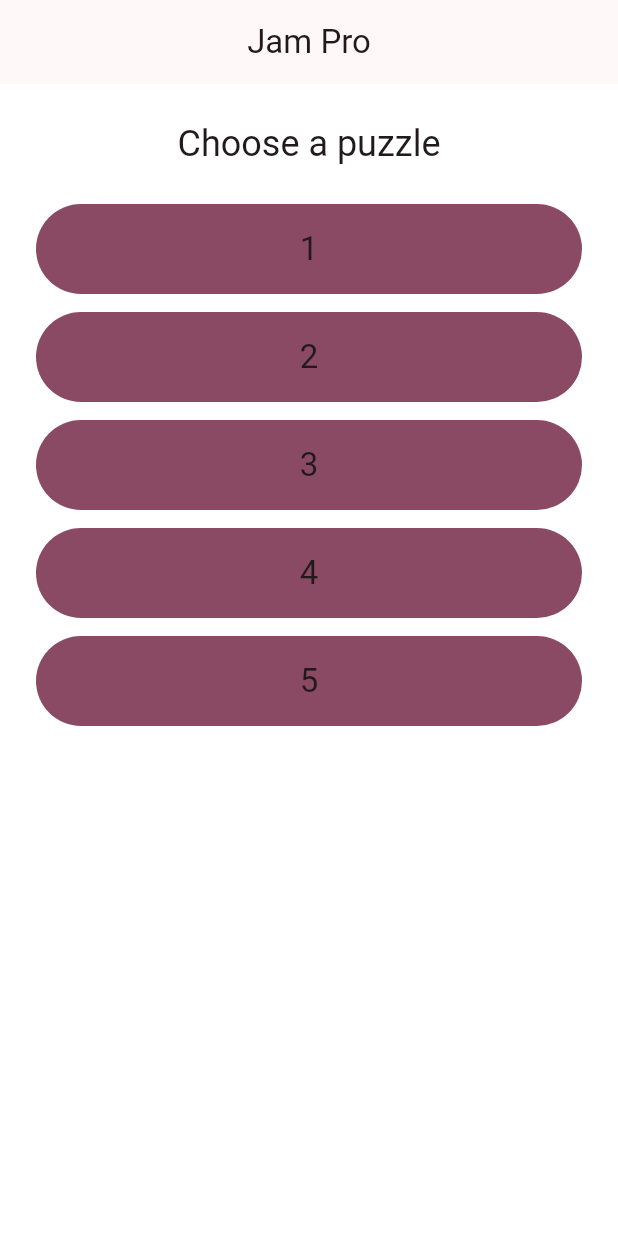
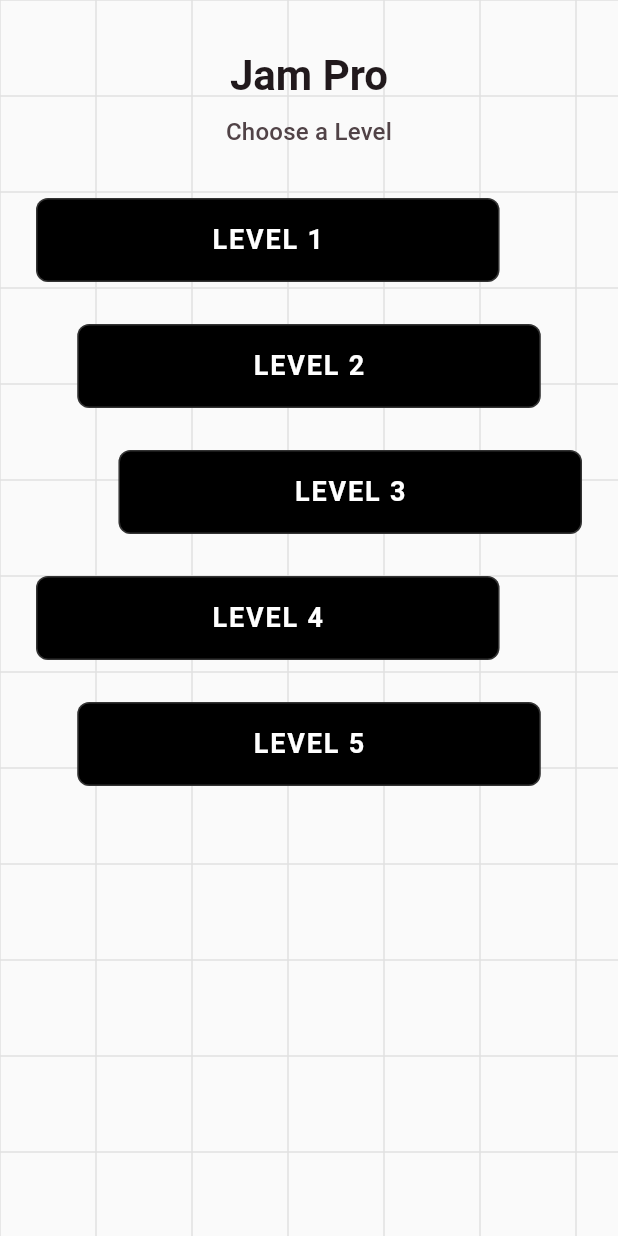
Before and after one commit to PulkitMalik023/Bonza-hackathon-, a Flutter app: the screen it shows after launch, on a phone screen of 412 x 824 dp. Run offline on Flutter 3.47's test engine with Material 3 defaults, Android fonts, the phone set to English and light mode, and no system bars.

Commit message:
added UI

```diff
--- a/lib/app/app.dart
+++ b/lib/app/app.dart
@@ -1,7 +1,7 @@
 import 'package:flutter/material.dart';
 
 import '../core/theme/app_theme.dart';
-import '../features/home/presentation/home_screen.dart';
+import '../features/landing/presentation/screens/landing_screen.dart';
 
 class App extends StatelessWidget {
   const App({super.key});
@@ -12,7 +12,7 @@ class App extends StatelessWidget {
       title: 'Jam Pro',
       theme: AppTheme.light,
       debugShowCheckedModeBanner: false,
-      home: const HomeScreen(),
+      home: const LandingScreen(),
     );
   }
 }
--- a/lib/core/theme/app_theme.dart
+++ b/lib/core/theme/app_theme.dart
@@ -2,6 +2,10 @@ import 'package:flutter/material.dart';
 
 abstract final class AppTheme {
   static const double gridTileSize = 48;
+  static const double gridBackgroundSpacing = 64;
+
+  static const Color gridBackgroundColor = Color(0xFFFAFAFA);
+  static const Color gridBackgroundLineColor = Color(0xFFE0E0E0);
 
   static const Color gridTopGradient = Color(0xFFF7F7F9);
   static const Color gridBottomGradient = Color(0xFFF2C4D3);
--- a/lib/features/home/presentation/home_screen.dart
+++ /dev/null
@@ -1,61 +0,0 @@
-import 'package:flutter/material.dart';
-
-import '../../puzzle/presentation/puzzle_screen.dart';
-
-class HomeScreen extends StatelessWidget {
-  const HomeScreen({super.key});
-
-  static const _puzzleCount = 5;
-
-  @override
-  Widget build(BuildContext context) {
-    return Scaffold(
-      appBar: AppBar(
-        title: const Text('Jam Pro'),
-        centerTitle: true,
-      ),
-      body: SafeArea(
-        child: Padding(
-          padding: const EdgeInsets.all(24),
-          child: Column(
-            crossAxisAlignment: CrossAxisAlignment.stretch,
-            children: [
-              Text(
-                'Choose a puzzle',
-                style: Theme.of(context).textTheme.headlineSmall,
-                textAlign: TextAlign.center,
-              ),
-              const SizedBox(height: 24),
-              Expanded(
-                child: ListView.separated(
-                  itemCount: _puzzleCount,
-                  separatorBuilder: (_, __) => const SizedBox(height: 12),
-                  itemBuilder: (context, index) {
-                    final puzzleNumber = index + 1;
-
-                    return FilledButton(
-                      onPressed: () {
-                        Navigator.of(context).push(
-                          MaterialPageRoute<void>(
-                            builder: (_) => PuzzleScreen(puzzleIndex: index),
-                          ),
-                        );
-                      },
-                      child: Padding(
-                        padding: const EdgeInsets.symmetric(vertical: 16),
-                        child: Text(
-                          '$puzzleNumber',
-                          style: Theme.of(context).textTheme.titleLarge,
-                        ),
-                      ),
-                    );
-                  },
-                ),
-              ),
-            ],
-          ),
-        ),
-      ),
-    );
-  }
-}
--- /dev/null
+++ b/lib/features/landing/presentation/screens/landing_screen.dart
@@ -0,0 +1,164 @@
+import 'package:flutter/material.dart';
+
+import '../../../puzzle/data/models/puzzle_definition.dart';
+import '../../../puzzle/data/sources/puzzle_content_loader.dart';
+import '../../../puzzle/presentation/puzzle_screen.dart';
+import '../../../../shared/widgets/grid_background.dart';
+import '../widgets/level_tile_card.dart';
+
+class LandingScreen extends StatefulWidget {
+  const LandingScreen({super.key});
+
+  @override
+  State<LandingScreen> createState() => _LandingScreenState();
+}
+
+class _LandingScreenState extends State<LandingScreen> {
+  List<PuzzleDefinition>? _puzzles;
+  String? _errorMessage;
+  bool _isLoading = true;
+
+  @override
+  void initState() {
+    super.initState();
+    _loadPuzzles();
+  }
+
+  Future<void> _loadPuzzles() async {
+    setState(() {
+      _isLoading = true;
+      _errorMessage = null;
+      _puzzles = null;
+    });
+
+    try {
+      final puzzles = await PuzzleContentLoader().loadPuzzles();
+      debugPrint('[LandingScreen] Loaded ${puzzles.length} puzzles');
+
+      if (!mounted) {
+        return;
+      }
+
+      setState(() {
+        _puzzles = puzzles;
+        _isLoading = false;
+      });
+    } catch (error, stackTrace) {
+      debugPrint('[LandingScreen] Failed to load puzzles: $error');
+      debugPrint('[LandingScreen] $stackTrace');
+
+      if (!mounted) {
+        return;
+      }
+
+      setState(() {
+        _errorMessage = error.toString();
+        _isLoading = false;
+      });
+    }
+  }
+
+  void _openPuzzle(int index) {
+    debugPrint(
+      '[LandingScreen] Tapped level ${index + 1} (puzzleIndex: $index)',
+    );
+
+    Navigator.of(context).push(
+      MaterialPageRoute<void>(
+        builder: (_) => PuzzleScreen(puzzleIndex: index),
+      ),
+    );
+  }
+
+  Alignment _alignmentForIndex(int index) {
+    switch (index % 3) {
+      case 0:
+        return Alignment.centerLeft;
+      case 1:
+        return Alignment.center;
+      case 2:
+      default:
+        return Alignment.centerRight;
+    }
+  }
+
+  @override
+  Widget build(BuildContext context) {
+    return Scaffold(
+      backgroundColor: Colors.transparent,
+      body: Stack(
+        fit: StackFit.expand,
+        children: [
+          const GridBackground(),
+          SafeArea(
+            child: _buildBody(context),
+          ),
+        ],
+      ),
+    );
+  }
+
+  Widget _buildBody(BuildContext context) {
+    if (_isLoading) {
+      return const Center(
+        child: CircularProgressIndicator(),
+      );
+    }
+
+    if (_errorMessage != null) {
+      return Center(
+        child: Padding(
+          padding: const EdgeInsets.all(24),
+          child: Text(
+            _errorMessage!,
+            textAlign: TextAlign.center,
+            style: Theme.of(context).textTheme.bodyLarge,
+          ),
+        ),
+      );
+    }
+
+    final puzzles = _puzzles;
+    if (puzzles == null || puzzles.isEmpty) {
+      return const Center(
+        child: Text('No puzzles available'),
+      );
+    }
+
+    return SingleChildScrollView(
+      padding: const EdgeInsets.fromLTRB(24, 32, 24, 32),
+      child: Column(
+        crossAxisAlignment: CrossAxisAlignment.stretch,
+        children: [
+          Text(
+            'Jam Pro',
+            style: Theme.of(context).textTheme.headlineMedium?.copyWith(
+                  fontWeight: FontWeight.bold,
+                  color: Theme.of(context).colorScheme.onSurface,
+                ),
+            textAlign: TextAlign.center,
+          ),
+          const SizedBox(height: 8),
+          Text(
+            'Choose a Level',
+            style: Theme.of(context).textTheme.titleMedium?.copyWith(
+                  color: Theme.of(context).colorScheme.onSurfaceVariant,
+                ),
+            textAlign: TextAlign.center,
+          ),
+          const SizedBox(height: 32),
+          for (var index = 0; index < puzzles.length; index++) ...[
+            Align(
+              alignment: _alignmentForIndex(index),
+              child: LevelTileCard(
+                label: 'LEVEL ${index + 1}',
+                onTap: () => _openPuzzle(index),
+              ),
+            ),
+            if (index < puzzles.length - 1) const SizedBox(height: 28),
+          ],
+        ],
+      ),
+    );
+  }
+}
--- /dev/null
+++ b/lib/features/landing/presentation/widgets/level_tile_card.dart
@@ -0,0 +1,54 @@
+import 'package:flutter/material.dart';
+
+import '../../../../core/theme/app_theme.dart';
+
+class LevelTileCard extends StatelessWidget {
+  const LevelTileCard({
+    super.key,
+    required this.label,
+    required this.onTap,
+    this.width,
+    this.height = 56,
+  });
+
+  final String label;
+  final VoidCallback onTap;
+  final double? width;
+  final double height;
+
+  @override
+  Widget build(BuildContext context) {
+    final screenWidth = MediaQuery.sizeOf(context).width;
+    final tileWidth = width ?? screenWidth * 0.75;
+
+    return Material(
+      color: AppTheme.nodeBackgroundColor,
+      borderRadius: BorderRadius.circular(8),
+      child: InkWell(
+        onTap: onTap,
+        borderRadius: BorderRadius.circular(8),
+        child: Container(
+          width: tileWidth,
+          height: height,
+          alignment: Alignment.center,
+          decoration: BoxDecoration(
+            borderRadius: BorderRadius.circular(8),
+            border: Border.all(
+              color: AppTheme.nodeBorderColor,
+              width: 1,
+            ),
+          ),
+          child: Text(
+            label,
+            style: const TextStyle(
+              color: AppTheme.nodeTextColor,
+              fontWeight: FontWeight.bold,
+              fontSize: 18,
+              letterSpacing: 1.2,
+            ),
+          ),
+        ),
+      ),
+    );
+  }
+}
--- a/lib/features/puzzle/presentation/puzzle_screen.dart
+++ b/lib/features/puzzle/presentation/puzzle_screen.dart
@@ -1,5 +1,6 @@
 import 'package:flutter/material.dart';
 
+import '../../../shared/widgets/grid_background.dart';
 import '../../../core/theme/app_theme.dart';
 import '../data/generators/puzzle_layout_generator.dart';
 import '../data/models/generated_puzzle_layout.dart';
@@ -30,6 +31,8 @@ class _PuzzleScreenState extends State<PuzzleScreen> {
   }
 
   Future<void> _loadAndGenerate() async {
+    debugPrint('[PuzzleScreen] Rendering puzzleIndex: ${widget.puzzleIndex}');
+
     setState(() {
       _isLoading = true;
       _errorMessage = null;
@@ -88,11 +91,20 @@ class _PuzzleScreenState extends State<PuzzleScreen> {
     final layout = _layout;
 
     return Scaffold(
+      backgroundColor: Colors.transparent,
       appBar: AppBar(
         title: Text(layout?.category ?? 'Puzzle ${widget.puzzleIndex + 1}'),
+        backgroundColor: Colors.transparent,
+        elevation: 0,
       ),
-      body: SafeArea(
-        child: _buildBody(context),
+      body: Stack(
+        fit: StackFit.expand,
+        children: [
+          const GridBackground(),
+          SafeArea(
+            child: _buildBody(context),
+          ),
+        ],
       ),
     );
   }
@@ -126,10 +138,13 @@ class _PuzzleScreenState extends State<PuzzleScreen> {
       crossAxisAlignment: CrossAxisAlignment.stretch,
       children: [
         Padding(
-          padding: const EdgeInsets.fromLTRB(24, 16, 24, 8),
+          padding: const EdgeInsets.fromLTRB(24, 8, 24, 8),
           child: Text(
             layout.category,
-            style: Theme.of(context).textTheme.headlineSmall,
+            style: Theme.of(context).textTheme.headlineSmall?.copyWith(
+                  color: Theme.of(context).colorScheme.onSurface,
+                  fontWeight: FontWeight.bold,
+                ),
             textAlign: TextAlign.center,
           ),
         ),
--- /dev/null
+++ b/lib/shared/widgets/grid_background.dart
@@ -0,0 +1,72 @@
+import 'package:flutter/material.dart';
+
+import '../../core/theme/app_theme.dart';
+
+class GridBackground extends StatelessWidget {
+  const GridBackground({
+    super.key,
+    this.spacing = AppTheme.gridBackgroundSpacing,
+    this.backgroundColor = AppTheme.gridBackgroundColor,
+    this.lineColor = AppTheme.gridBackgroundLineColor,
+    this.child,
+  });
+
+  final double spacing;
+  final Color backgroundColor;
+  final Color lineColor;
+  final Widget? child;
+
+  @override
+  Widget build(BuildContext context) {
+    return LayoutBuilder(
+      builder: (context, constraints) {
+        return CustomPaint(
+          painter: _GridBackgroundPainter(
+            spacing: spacing,
+            backgroundColor: backgroundColor,
+            lineColor: lineColor,
+          ),
+          size: Size(constraints.maxWidth, constraints.maxHeight),
+          child: child,
+        );
+      },
+    );
+  }
+}
+
+class _GridBackgroundPainter extends CustomPainter {
+  _GridBackgroundPainter({
+    required this.spacing,
+    required this.backgroundColor,
+    required this.lineColor,
+  });
+
+  final double spacing;
+  final Color backgroundColor;
+  final Color lineColor;
+
+  @override
+  void paint(Canvas canvas, Size size) {
+    final backgroundPaint = Paint()..color = backgroundColor;
+    canvas.drawRect(Offset.zero & size, backgroundPaint);
+
+    final linePaint = Paint()
+      ..color = lineColor
+      ..strokeWidth = 1;
+
+    for (var x = 0.0; x <= size.width; x += spacing) {
+      canvas.drawLine(Offset(x, 0), Offset(x, size.height), linePaint);
+    }
+
+    for (var y = 0.0; y <= size.height; y += spacing) {
+      canvas.drawLine(Offset(0, y), Offset(size.width, y), linePaint);
+    }
+  }
+
+  @override
+  bool shouldRepaint(covariant _GridBackgroundPainter oldDelegate) {
+    return oldDelegate.spacing != spacing ||
+        oldDelegate.backgroundColor != backgroundColor ||
+        oldDelegate.lineColor != lineColor;
+  }
+}
```
